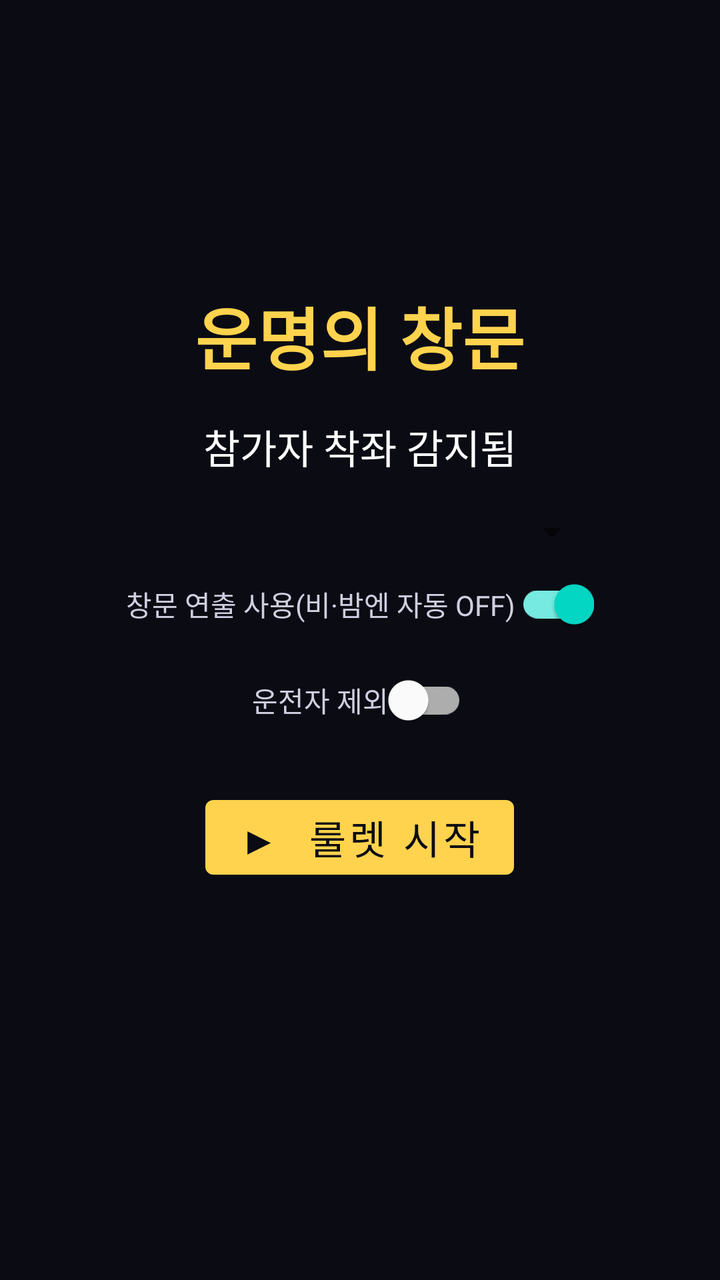
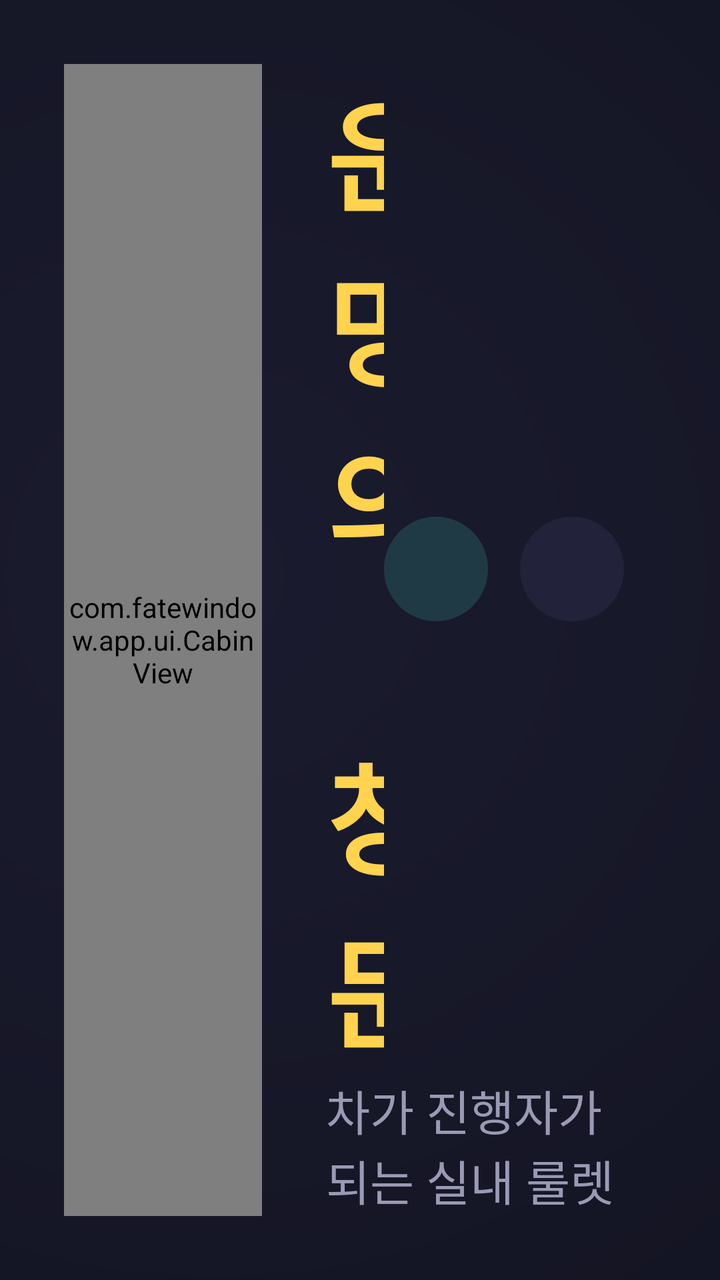

Two renders of the same Android screen: before a commit and after it. Below are the layout's source before the change and the commit's diff.
<!-- AndroidManifest.xml: application theme Theme.FateWindow -->
<!-- res/layout/activity_main.xml -->
<?xml version="1.0" encoding="utf-8"?>
<LinearLayout xmlns:android="http://schemas.android.com/apk/res/android"
    android:layout_width="match_parent"
    android:layout_height="match_parent"
    android:orientation="vertical"
    android:gravity="center"
    android:padding="24dp"
    android:background="#0B0B14">

    <TextView
        android:layout_width="wrap_content"
        android:layout_height="wrap_content"
        android:text="@string/app_name"
        android:textColor="#FFD34D"
        android:textSize="34sp"
        android:textStyle="bold" />

    <TextView
        android:id="@+id/statusText"
        android:layout_width="wrap_content"
        android:layout_height="wrap_content"
        android:layout_marginTop="16dp"
        android:text="참가자 착좌 감지됨"
        android:textColor="#FFFFFF"
        android:textSize="20sp" />

    <Spinner
        android:id="@+id/modeSpinner"
        android:layout_width="240dp"
        android:layout_height="wrap_content"
        android:layout_marginTop="16dp" />

    <com.google.android.material.switchmaterial.SwitchMaterial
        android:id="@+id/windowSwitch"
        android:layout_width="wrap_content"
        android:layout_height="wrap_content"
        android:checked="true"
        android:text="창문 연출 사용(비·밤엔 자동 OFF)"
        android:textColor="#CFCFE0" />

    <com.google.android.material.switchmaterial.SwitchMaterial
        android:id="@+id/excludeDriverSwitch"
        android:layout_width="wrap_content"
        android:layout_height="wrap_content"
        android:text="운전자 제외"
        android:textColor="#CFCFE0" />

    <Button
        android:id="@+id/startButton"
        android:layout_width="wrap_content"
        android:layout_height="wrap_content"
        android:layout_marginTop="20dp"
        android:text="▶  룰렛 시작"
        android:textSize="20sp" />

    <TextView
        android:id="@+id/resultText"
        android:layout_width="wrap_content"
        android:layout_height="wrap_content"
        android:layout_marginTop="24dp"
        android:textColor="#9BE7FF"
        android:textSize="22sp" />
</LinearLayout>
<!-- resources referenced by this layout -->
<resources>
  <style name="Theme.FateWindow" parent="Theme.MaterialComponents.DayNight.NoActionBar">
          <item name="colorPrimary">#FFD34D</item>
          <item name="colorPrimaryVariant">#E0B43D</item>
          <item name="colorOnPrimary">#0B0B14</item>
      </style>
  <!-- unchanged entries left out for length: 1 -->
</resources>

<!-- the commit's change to res/layout/activity_main.xml (unified diff, before → after) -->
@@ -1,63 +1,252 @@
 <?xml version="1.0" encoding="utf-8"?>
-<LinearLayout xmlns:android="http://schemas.android.com/apk/res/android"
+<FrameLayout xmlns:android="http://schemas.android.com/apk/res/android"
+    xmlns:app="http://schemas.android.com/apk/res-auto"
     android:layout_width="match_parent"
     android:layout_height="match_parent"
-    android:orientation="vertical"
-    android:gravity="center"
-    android:padding="24dp"
-    android:background="#0B0B14">
-
+    android:background="@drawable/bg_screen">
+
+    <LinearLayout
+        android:layout_width="match_parent"
+        android:layout_height="match_parent"
+        android:orientation="horizontal"
+        android:paddingStart="32dp"
+        android:paddingTop="32dp"
+        android:paddingEnd="48dp"
+        android:paddingBottom="32dp">
+
+        
+        <com.fatewindow.app.ui.CabinView
+            android:id="@+id/cabinView"
+            android:layout_width="0dp"
+            android:layout_height="match_parent"
+            android:layout_weight="40" />
+
+        
+        <LinearLayout
+            android:layout_width="0dp"
+            android:layout_height="match_parent"
+            android:layout_marginStart="32dp"
+            android:layout_weight="60"
+            android:orientation="vertical">
+
+            <LinearLayout
+                android:layout_width="match_parent"
+                android:layout_height="wrap_content"
+                android:gravity="center_vertical"
+                android:orientation="horizontal">
+
+                <TextView
+                    android:layout_width="0dp"
+                    android:layout_height="wrap_content"
+                    android:layout_weight="1"
+                    android:text="@string/app_name"
+                    android:textColor="@color/fw_gold"
+                    android:textSize="60sp"
+                    android:textStyle="bold" />
+
+                <TextView
+                    android:id="@+id/tierPill"
+                    style="@style/FateWindow.Pill"
+                    android:backgroundTint="#1F3A44"
+                    android:textColor="@color/fw_cyan" />
+
+                <TextView
+                    android:id="@+id/connPill"
+                    style="@style/FateWindow.Pill"
+                    android:layout_marginStart="16dp"
+                    android:backgroundTint="#22233A"
+                    android:textColor="@color/fw_text_dim" />
+            </LinearLayout>
+
+            <TextView
+                android:layout_width="wrap_content"
+                android:layout_height="wrap_content"
+                android:text="차가 진행자가 되는 실내 룰렛 · 주차 중 전용"
+                android:textColor="@color/fw_text_dim"
+                android:textSize="24sp" />
+
+            
+            <LinearLayout
+                android:id="@+id/setupPanel"
+                android:layout_width="match_parent"
+                android:layout_height="0dp"
+                android:layout_marginTop="28dp"
+                android:layout_weight="1"
+                android:orientation="vertical">
+
+                <TextView style="@style/FateWindow.Section" android:text="게임 모드" />
+
+                <GridLayout
+                    android:id="@+id/modeGrid"
+                    android:layout_width="match_parent"
+                    android:layout_height="wrap_content"
+                    android:layout_marginTop="14dp"
+                    android:columnCount="2"
+                    android:useDefaultMargins="false" />
+
+                <TextView
+                    android:id="@+id/optionsLabel"
+                    style="@style/FateWindow.Section"
+                    android:layout_marginTop="28dp" />
+
+                <com.google.android.material.chip.ChipGroup
+                    android:id="@+id/stakeGroup"
+                    android:layout_width="match_parent"
+                    android:layout_height="wrap_content"
+                    android:layout_marginTop="14dp"
+                    app:chipSpacingHorizontal="14dp"
+                    app:chipSpacingVertical="14dp" />
+            </LinearLayout>
+
+            
+            <LinearLayout
+                android:id="@+id/spinPanel"
+                android:layout_width="match_parent"
+                android:layout_height="0dp"
+                android:layout_weight="1"
+                android:gravity="center"
+                android:orientation="vertical"
+                android:visibility="gone">
+
+                <TextView
+                    android:id="@+id/spinTitle"
+                    android:layout_width="wrap_content"
+                    android:layout_height="wrap_content"
+                    android:text="두구두구"
+                    android:textColor="@color/fw_gold"
+                    android:textSize="110sp"
+                    android:textStyle="bold" />
+
+                <TextView
+                    android:id="@+id/spinSeat"
+                    android:layout_width="wrap_content"
+                    android:layout_height="wrap_content"
+                    android:layout_marginTop="12dp"
+                    android:textColor="@color/fw_text"
+                    android:textSize="56sp" />
+            </LinearLayout>
+
+            
+            <com.google.android.material.card.MaterialCardView
+                android:id="@+id/resultPanel"
+                android:layout_width="match_parent"
+                android:layout_height="0dp"
+                android:layout_marginTop="28dp"
+                android:layout_weight="1"
+                android:visibility="gone"
+                app:cardBackgroundColor="#1B1810"
+                app:cardCornerRadius="36dp"
+                app:cardElevation="0dp"
+                app:strokeColor="@color/fw_gold"
+                app:strokeWidth="3dp">
+
+                <LinearLayout
+                    android:layout_width="match_parent"
+                    android:layout_height="match_parent"
+                    android:gravity="center_vertical"
+                    android:orientation="vertical"
+                    android:padding="48dp">
+
+                    <TextView
+                        android:id="@+id/winnerText"
+                        android:layout_width="wrap_content"
+                        android:layout_height="wrap_content"
+                        android:textColor="@color/fw_gold"
+                        android:textSize="84sp"
+                        android:textStyle="bold" />
+
+                    <TextView
+                        android:id="@+id/tierText"
+                        android:layout_width="wrap_content"
+                        android:layout_height="wrap_content"
+                        android:textColor="@color/fw_text_dim"
+                        android:textSize="26sp" />
+
+                    <TextView
+                        android:id="@+id/missionTag"
+                        style="@style/FateWindow.Pill"
+                        android:layout_marginTop="36dp"
+                        android:backgroundTint="@color/fw_gold"
+                        android:textColor="@color/fw_bg" />
+
+                    <LinearLayout
+                        android:id="@+id/missionLines"
+                        android:layout_width="match_parent"
+                        android:layout_height="wrap_content"
+                        android:layout_marginTop="20dp"
+                        android:orientation="vertical" />
+                </LinearLayout>
+            </com.google.android.material.card.MaterialCardView>
+
+            <TextView
+                android:id="@+id/messageText"
+                android:layout_width="wrap_content"
+                android:layout_height="wrap_content"
+                android:layout_marginTop="12dp"
+                android:textColor="@color/fw_error"
+                android:textSize="28sp"
+                android:visibility="gone" />
+
+            
+            <LinearLayout
+                android:layout_width="match_parent"
+                android:layout_height="wrap_content"
+                android:layout_marginTop="24dp"
+                android:gravity="center_vertical"
+                android:orientation="horizontal">
+
+                <LinearLayout
+                    android:id="@+id/settingsBox"
+                    android:layout_width="0dp"
+                    android:layout_height="wrap_content"
+                    android:layout_weight="1"
+                    android:orientation="vertical">
+
+                    <com.google.android.material.switchmaterial.SwitchMaterial
+                        android:id="@+id/windowSwitch"
+                        style="@style/FateWindow.Switch"
+                        android:checked="true"
+                        android:text="창문 연출  (비·밤엔 자동 꺼짐)" />
+
+                    <com.google.android.material.switchmaterial.SwitchMaterial
+                        android:id="@+id/ambientSwitch"
+                        style="@style/FateWindow.Switch"
+                        android:checked="true"
+                        android:text="앰비언트 연출  (지원 차량)" />
+                </LinearLayout>
+
+                <com.google.android.material.button.MaterialButton
+                    android:id="@+id/rerollButton"
+                    style="@style/FateWindow.Button.Secondary"
+                    android:text="다른 미션"
+                    android:visibility="gone" />
+
+                <com.google.android.material.button.MaterialButton
+                    android:id="@+id/finishButton"
+                    style="@style/FateWindow.Button.Primary"
+                    android:layout_marginStart="20dp"
+                    android:text="완료 · 원상복구"
+                    android:visibility="gone" />
+
+                <com.google.android.material.button.MaterialButton
+                    android:id="@+id/startButton"
+                    style="@style/FateWindow.Button.Primary"
+                    android:text="룰렛 돌리기" />
+            </LinearLayout>
+        </LinearLayout>
+    </LinearLayout>
+
+    
     <TextView
-        android:layout_width="wrap_content"
-        android:layout_height="wrap_content"
-        android:text="@string/app_name"
-        android:textColor="#FFD34D"
-        android:textSize="34sp"
-        android:textStyle="bold" />
-
-    <TextView
-        android:id="@+id/statusText"
-        android:layout_width="wrap_content"
-        android:layout_height="wrap_content"
-        android:layout_marginTop="16dp"
-        android:text="참가자 착좌 감지됨"
-        android:textColor="#FFFFFF"
-        android:textSize="20sp" />
-
-    <Spinner
-        android:id="@+id/modeSpinner"
-        android:layout_width="240dp"
-        android:layout_height="wrap_content"
-        android:layout_marginTop="16dp" />
-
-    <com.google.android.material.switchmaterial.SwitchMaterial
-        android:id="@+id/windowSwitch"
-        android:layout_width="wrap_content"
-        android:layout_height="wrap_content"
-        android:checked="true"
-        android:text="창문 연출 사용(비·밤엔 자동 OFF)"
-        android:textColor="#CFCFE0" />
-
-    <com.google.android.material.switchmaterial.SwitchMaterial
-        android:id="@+id/excludeDriverSwitch"
-        android:layout_width="wrap_content"
-        android:layout_height="wrap_content"
-        android:text="운전자 제외"
-        android:textColor="#CFCFE0" />
-
-    <Button
-        android:id="@+id/startButton"
-        android:layout_width="wrap_content"
-        android:layout_height="wrap_content"
-        android:layout_marginTop="20dp"
-        android:text="▶  룰렛 시작"
-        android:textSize="20sp" />
-
-    <TextView
-        android:id="@+id/resultText"
-        android:layout_width="wrap_content"
-        android:layout_height="wrap_content"
-        android:layout_marginTop="24dp"
-        android:textColor="#9BE7FF"
-        android:textSize="22sp" />
-</LinearLayout>
+        android:id="@+id/blackout"
+        android:layout_width="match_parent"
+        android:layout_height="match_parent"
+        android:alpha="0"
+        android:background="#000000"
+        android:gravity="center"
+        android:text="운명은…"
+        android:textColor="@color/fw_gold"
+        android:textSize="140sp"
+        android:textStyle="bold"
+        android:visibility="gone" />
+</FrameLayout>
<!-- resource entries referenced after the edit -->
@@ -1,10 +1,87 @@
 <!-- resources referenced by this layout -->
 <resources>
-  <style name="Theme.FateWindow" parent="Theme.MaterialComponents.DayNight.NoActionBar">
-          <item name="colorPrimary">#FFD34D</item>
+  <color name="fw_bg">#0B0B14</color>
+  <color name="fw_cyan">#3FE0FF</color>
+  <color name="fw_error">#FF8A8A</color>
+  <color name="fw_gold">#FFD34D</color>
+  <color name="fw_text">#F4F4FA</color>
+  <color name="fw_text_dim">#9A9AB5</color>
+  <!-- drawable bg_screen (drawable) -->
+  <?xml version="1.0" encoding="utf-8"?>
+  <shape xmlns:android="http://schemas.android.com/apk/res/android" android:shape="rectangle">
+      <gradient android:type="radial" android:gradientRadius="1400dp" android:centerX="0.3" android:centerY="0.45"
+          android:startColor="#1A1B2E" android:endColor="#07070C" />
+  </shape>
+  <style name="FateWindow.Button.Primary" parent="Widget.MaterialComponents.Button.UnelevatedButton">
+          <item name="android:layout_width">wrap_content</item>
+          <item name="android:layout_height">112dp</item>
+          <item name="android:minWidth">340dp</item>
+          <item name="android:paddingStart">48dp</item>
+          <item name="android:paddingEnd">48dp</item>
+          <item name="android:textSize">36sp</item>
+          <item name="android:textStyle">bold</item>
+          <item name="android:letterSpacing">0</item>
+          <item name="android:textAllCaps">false</item>
+          <item name="backgroundTint">@color/fw_gold</item>
+          <item name="android:textColor">@color/fw_bg</item>
+          <item name="cornerRadius">56dp</item>
+      </style>
+  <style name="FateWindow.Button.Secondary" parent="Widget.MaterialComponents.Button.OutlinedButton">
+          <item name="android:layout_width">wrap_content</item>
+          <item name="android:layout_height">112dp</item>
+          <item name="android:minWidth">240dp</item>
+          <item name="android:paddingStart">40dp</item>
+          <item name="android:paddingEnd">40dp</item>
+          <item name="android:textSize">32sp</item>
+          <item name="android:textStyle">bold</item>
+          <item name="android:letterSpacing">0</item>
+          <item name="android:textAllCaps">false</item>
+          <item name="android:textColor">@color/fw_gold</item>
+          <item name="strokeColor">@color/fw_gold</item>
+          <item name="strokeWidth">3dp</item>
+          <item name="cornerRadius">56dp</item>
+      </style>
+  <style name="FateWindow.Pill">
+          <item name="android:layout_width">wrap_content</item>
+          <item name="android:layout_height">wrap_content</item>
+          <item name="android:background">@drawable/pill</item>
+          <item name="android:paddingStart">26dp</item>
+          <item name="android:paddingEnd">26dp</item>
+          <item name="android:paddingTop">10dp</item>
+          <item name="android:paddingBottom">10dp</item>
+          <item name="android:textSize">24sp</item>
+          <item name="android:textStyle">bold</item>
+      </style>
+  <style name="FateWindow.Section">
+          <item name="android:layout_width">wrap_content</item>
+          <item name="android:layout_height">wrap_content</item>
+          <item name="android:textColor">@color/fw_text</item>
+          <item name="android:textSize">30sp</item>
+          <item name="android:textStyle">bold</item>
+      </style>
+  <style name="FateWindow.Switch">
+          <item name="android:layout_width">wrap_content</item>
+          <item name="android:layout_height">72dp</item>
+          <item name="android:textColor">@color/fw_text_dim</item>
+          <item name="android:textSize">24sp</item>
+          <item name="android:switchPadding">20dp</item>
+          <item name="android:scaleX">1.0</item>
+      </style>
+  <style name="Theme.FateWindow" parent="Theme.MaterialComponents.NoActionBar">
+          <item name="colorPrimary">@color/fw_gold</item>
           <item name="colorPrimaryVariant">#E0B43D</item>
-          <item name="colorOnPrimary">#0B0B14</item>
+          <item name="colorOnPrimary">@color/fw_bg</item>
+          <item name="colorSecondary">@color/fw_cyan</item>
+          <item name="colorOnSurface">@color/fw_text</item>
+          <item name="android:windowBackground">@color/fw_bg</item>
+          <item name="android:statusBarColor">@color/fw_bg</item>
       </style>
+  <!-- drawable pill (drawable) -->
+  <?xml version="1.0" encoding="utf-8"?>
+  <shape xmlns:android="http://schemas.android.com/apk/res/android" android:shape="rectangle">
+      <corners android:radius="999dp" />
+      <solid android:color="#FFFFFF" />
+  </shape>
   <!-- unchanged entries left out for length: 1 -->
 </resources>
 
